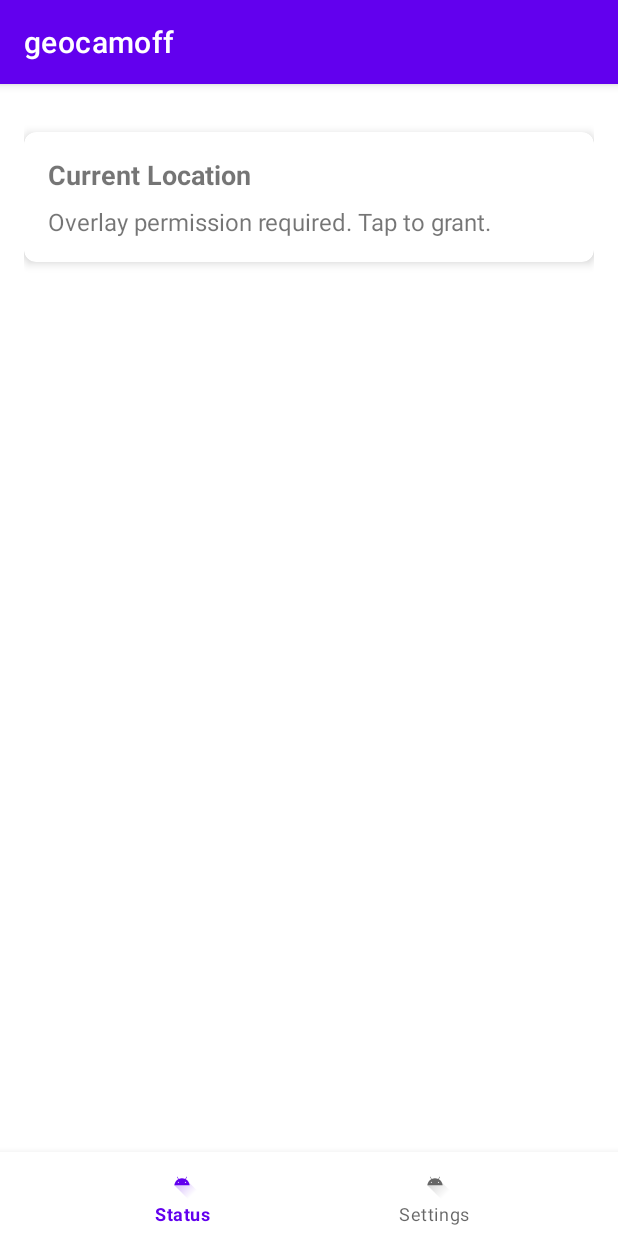
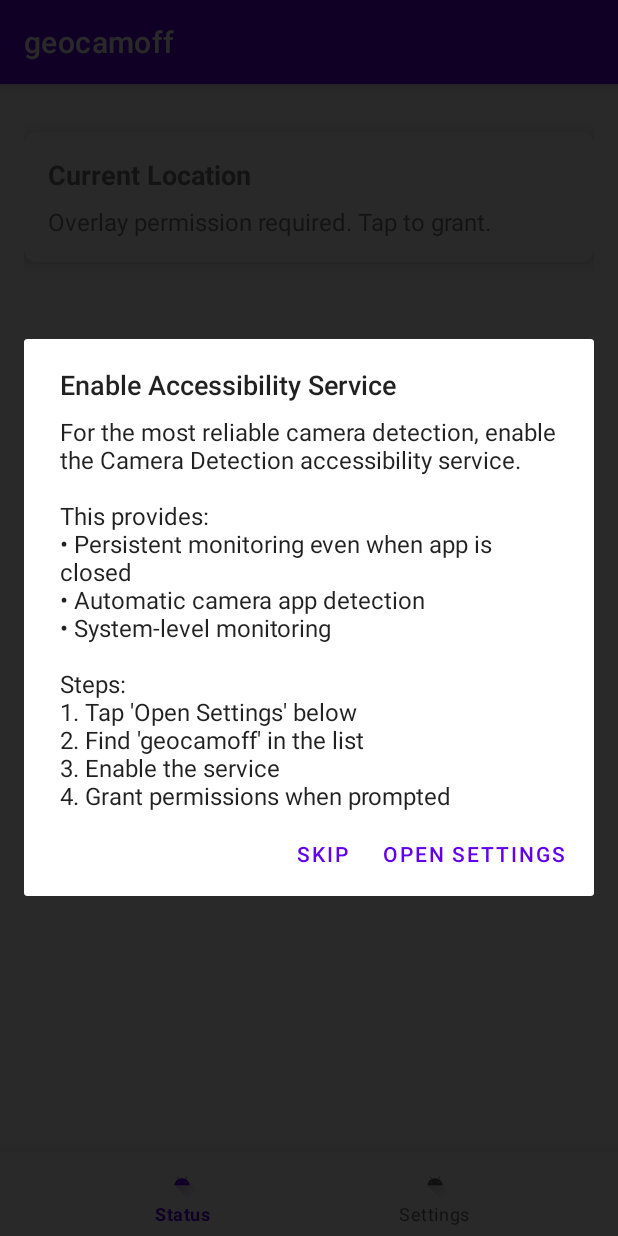
Before and after one commit to sv-reddy/Project, an Android app: the screen it shows after launch (MainActivity), on a phone screen of 412 x 824 dp. Run offline under Robolectric (Android 15) with nearby library versions, the phone set to English and light mode, and no system bars.

Commit message:
Converted the app to accessibility feature so that the app is not killed by the system

```diff
--- a/app/src/main/java/com/example/geocamoff/MainActivity.kt
+++ b/app/src/main/java/com/example/geocamoff/MainActivity.kt
@@ -10,6 +10,7 @@ import android.os.Build
 import android.os.Bundle
 import android.os.PowerManager
 import android.provider.Settings
+import android.text.TextUtils
 import android.util.Log
 import android.view.LayoutInflater
 import android.view.View
@@ -53,10 +54,10 @@ class MainActivity : AppCompatActivity() {    companion object {
         findViewById<View>(android.R.id.content).postDelayed({
             requestBatteryOptimizationExemption()
         }, 3000)
-
-        // Add a delay and recheck permissions (for debugging)
+          // Add a delay and recheck permissions (for debugging)
         findViewById<View>(android.R.id.content).postDelayed({
             checkAllPermissions()
+            checkAccessibilityServiceStatus()
         }, 2000)
     }
 
@@ -263,37 +264,8 @@ class MainActivity : AppCompatActivity() {    companion object {
 
     private fun openFragment(fragment: Fragment) {
         supportFragmentManager.beginTransaction()
-            .replace(R.id.nav_host_fragment, fragment)
-            .commit()
-    }    override fun onResume() {
-        super.onResume()
-        Log.d("MainActivity", "onResume() - stopping camera detection service and starting foreground detection")
-
-        // Notify StateManager that app is in foreground
-        StateManager.setAppForegroundState(true)
-
-        // Stop camera detection service when app is in foreground
-        try {
-            val stopIntent = Intent(this, CameraDetectionService::class.java).apply {
-                action = "STOP_SERVICE"
-            }
-            startService(stopIntent)
-        } catch (e: Exception) {
-            Log.w("MainActivity", "Error stopping CameraDetectionService: ${e.message}", e)
-        }
-
-        // Start foreground camera detection
-        startForegroundCameraDetection()
-        if (intent?.getBooleanExtra("start_overlay", false) == true) {
-            try {
-                val overlayIntent = Intent(this, OverlayService::class.java)
-                startService(overlayIntent)
-            } catch (e: Exception) {
-                Log.e("MainActivity", "Error starting OverlayService: ${e.message}", e)
-            }
-            intent.removeExtra("start_overlay")
-        }
-    }    override fun onPause() {
+            .replace(R.id.nav_host_fragment, fragment)            .commit()
+    }override fun onPause() {
         super.onPause()
         Log.d("MainActivity", "onPause() - stopping foreground detection and starting camera detection service")
 
@@ -382,7 +354,107 @@ class MainActivity : AppCompatActivity() {    companion object {
             }
         } else {
             Log.d("MainActivity", "App already exempted from battery optimization")
+        }    }
+      private fun checkAccessibilityServiceStatus() {
+        val isEnabled = isAccessibilityServiceEnabled()
+        val isRunning = CameraAccessibilityService.isRunning()
+        Log.d("MainActivity", "Accessibility Service Status: ${if (isEnabled) "ENABLED" else "DISABLED"}")
+        Log.d("MainActivity", "Accessibility Service Running: ${if (isRunning) "YES" else "NO"}")
+
+        if (!isEnabled) {
+            Log.d("MainActivity", "Accessibility service not enabled, showing setup dialog")
+            showAccessibilityServiceSetupDialog()
+        } else if (!isRunning) {
+            Log.w("MainActivity", "Accessibility service enabled but not running")
+            Toast.makeText(this, "Accessibility service enabled but not running. Try restarting the app.", Toast.LENGTH_LONG).show()
+        } else {
+            Log.d("MainActivity", "Accessibility service is enabled and running")
         }
+    }
+
+    private fun isAccessibilityServiceEnabled(): Boolean {
+        val accessibilityManager = getSystemService(Context.ACCESSIBILITY_SERVICE) as android.view.accessibility.AccessibilityManager
+        val enabledServices = Settings.Secure.getString(
+            contentResolver,
+            Settings.Secure.ENABLED_ACCESSIBILITY_SERVICES
+        )
+
+        val serviceName = "${packageName}/${CameraAccessibilityService::class.java.name}"
+
+        return !TextUtils.isEmpty(enabledServices) &&
+               enabledServices.contains(serviceName)
+    }
+
+    private fun showAccessibilityServiceSetupDialog() {
+        AlertDialog.Builder(this)
+            .setTitle("Enable Accessibility Service")
+            .setMessage("For the most reliable camera detection, enable the Camera Detection accessibility service.\n\n" +
+                       "This provides:\n" +
+                       "• Persistent monitoring even when app is closed\n" +
+                       "• Automatic camera app detection\n" +
+                       "• System-level monitoring\n\n" +
+                       "Steps:\n" +
+                       "1. Tap 'Open Settings' below\n" +
+                       "2. Find 'geocamoff' in the list\n" +
+                       "3. Enable the service\n" +
+                       "4. Grant permissions when prompted")
+            .setPositiveButton("Open Settings") { _, _ ->
+                openAccessibilitySettings()
+            }
+            .setNegativeButton("Skip") { dialog, _ ->
+                dialog.dismiss()
+                Toast.makeText(this, "App will use traditional monitoring (less reliable)", Toast.LENGTH_LONG).show()
+            }
+            .setCancelable(false)
+            .show()
+    }
+
+    private fun openAccessibilitySettings() {
+        try {
+            val intent = Intent(Settings.ACTION_ACCESSIBILITY_SETTINGS)
+            intent.flags = Intent.FLAG_ACTIVITY_NEW_TASK
+            startActivity(intent)
+
+            Toast.makeText(this, "Look for 'geocamoff' in the accessibility services list", Toast.LENGTH_LONG).show()
+        } catch (e: Exception) {
+            Log.e("MainActivity", "Error opening accessibility settings: ${e.message}", e)
+            Toast.makeText(this, "Could not open accessibility settings", Toast.LENGTH_SHORT).show()
+        }
+    }    override fun onResume() {
+        super.onResume()
+        Log.d("MainActivity", "onResume() - stopping camera detection service and starting foreground detection")
+
+        // Notify StateManager that app is in foreground
+        StateManager.setAppForegroundState(true)
+
+        // Stop camera detection service when app is in foreground
+        try {
+            val stopIntent = Intent(this, CameraDetectionService::class.java).apply {
+                action = "STOP_SERVICE"
+            }
+            startService(stopIntent)
+        } catch (e: Exception) {
+            Log.w("MainActivity", "Error stopping CameraDetectionService: ${e.message}", e)
+        }
+
+        // Start foreground camera detection
+        startForegroundCameraDetection()
+
+        // Handle overlay service start intent
+        if (intent?.getBooleanExtra("start_overlay", false) == true) {
+            try {
+                val overlayIntent = Intent(this, OverlayService::class.java)
+                startService(overlayIntent)
+            } catch (e: Exception) {
+                Log.e("MainActivity", "Error starting OverlayService: ${e.message}", e)
+            }
+            intent.removeExtra("start_overlay")
+        }
+
+        // Check accessibility service status when resuming
+        findViewById<View>(android.R.id.content).postDelayed({
+            checkAccessibilityServiceStatus()
+        }, 1000)
     }
 
     override fun onDestroy() {
--- a/app/src/main/res/values/strings.xml
+++ b/app/src/main/res/values/strings.xml
@@ -12,8 +12,8 @@ Please grant them in the next steps.</string>
       <!-- Status Fragment Strings -->
     <string name="status_restricted_zone">Current Area: %1$s\nStatus: RESTRICTED ZONE\nType: Polygon Boundary</string>
     <string name="status_not_restricted">Current Area: %1$.6f, %2$.6f\nStatus: Not Restricted\nType: Polygon Detection</string>
-    <string name="status_error">Error updating overlay: %1$s</string>
-    <string name="overlay_permission_required">Overlay permission required. Tap to grant.</string>
+    <string name="status_error">Error updating overlay: %1$s</string>    <string name="overlay_permission_required">Overlay permission required. Tap to grant.</string>
     <string name="location_permission_not_granted">Location permission not granted</string>
     <string name="unable_to_get_location">Unable to get location</string>
+    <string name="accessibility_service_description">Camera Detection Service - Monitors for camera usage in restricted areas and automatically closes camera apps when in prohibited zones. This service provides persistent monitoring even when the app is closed.</string>
 </resources>
```
Also changed, not shown: app/src/main/AndroidManifest.xml (+14 -0 lines), app/src/main/java/com/example/geocamoff/CameraAccessibilityService.kt (added, +254 -0 lines), app/src/main/java/com/example/geocamoff/StatusFragment.kt (+6 -3 lines), app/src/main/res/xml/accessibility_service_config.xml (added, +9 -0 lines), 4 other files.
